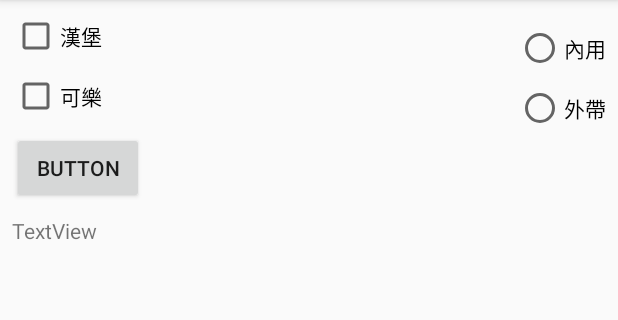
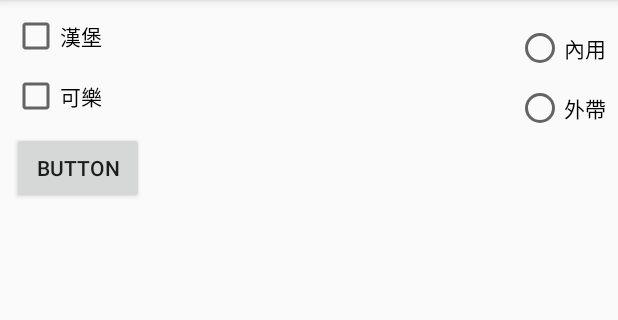
Before and after one commit to Shaojung/DB2018012004, an Android app: the screen it shows after launch (MainActivity), after a tap on "BUTTON", on a phone screen of 412 x 824 dp, the part 84-404 px from its top. Run offline under Robolectric (Android 15) with nearby library versions, the phone set to English and light mode, and no system bars.

```diff
--- a/app/src/main/java/com/example/student/db2018012004/MainActivity.java
+++ b/app/src/main/java/com/example/student/db2018012004/MainActivity.java
@@ -19,6 +19,16 @@ public class MainActivity extends AppCompatActivity {
     }
     public void click1(View v)
     {
+        String str = "";
+        if (chk1.isChecked())
+        {
+            str = str + "漢堡";
+        }
+        if (chk2.isChecked())
+        {
+            str = str + "可樂";
+        }
+        tv.setText(str);
 
     }
 }
```
